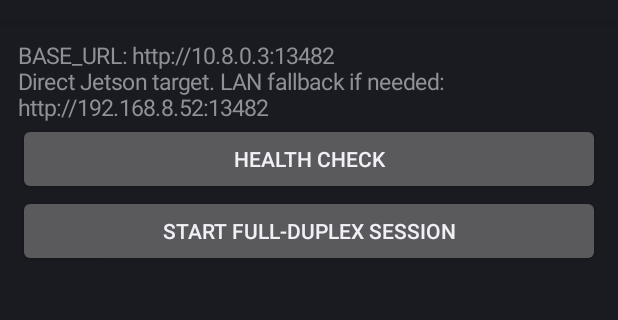
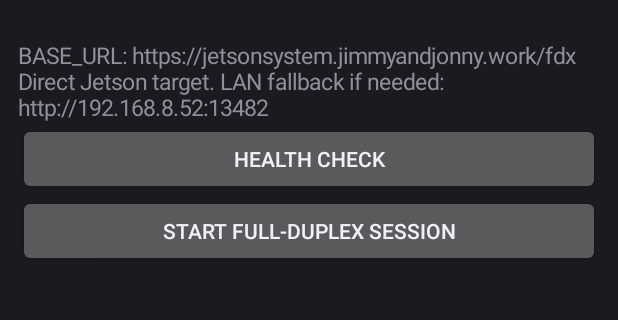
Before and after one commit to HansPeterRadtke/android, an Android app: the screen it shows after launch (MainActivity), on a phone screen of 412 x 824 dp, the part 62-382 px from its top. Run offline under Robolectric (Android 15) with nearby library versions, the phone set to English and light mode, and no system bars.

Commit message:
Use Jetson Cloudflare endpoint for android03

```diff
--- a/apps/android03/app/src/main/java/myapp/app/MainActivity.java
+++ b/apps/android03/app/src/main/java/myapp/app/MainActivity.java
@@ -40,7 +40,7 @@ import java.util.Set;
 import java.util.concurrent.atomic.AtomicBoolean;
 
 public class MainActivity extends Activity {
-  private static final String BASE_URL = "http://10.8.0.3:13482";
+  private static final String BASE_URL = "https://jetsonsystem.jimmyandjonny.work/fdx";
   private static final int SAMPLE_RATE = 16000;
   private static final int CHANNEL_CONFIG_IN = AudioFormat.CHANNEL_IN_MONO;
   private static final int CHANNEL_CONFIG_OUT = AudioFormat.CHANNEL_OUT_MONO;
```
